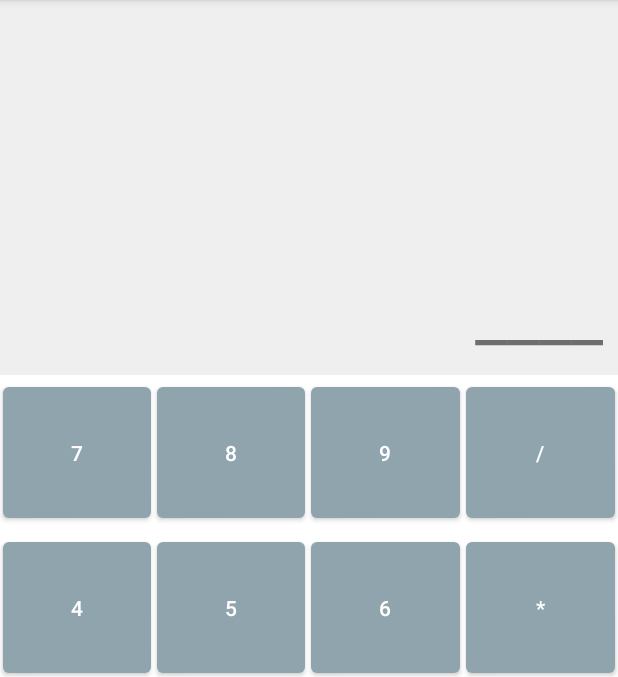
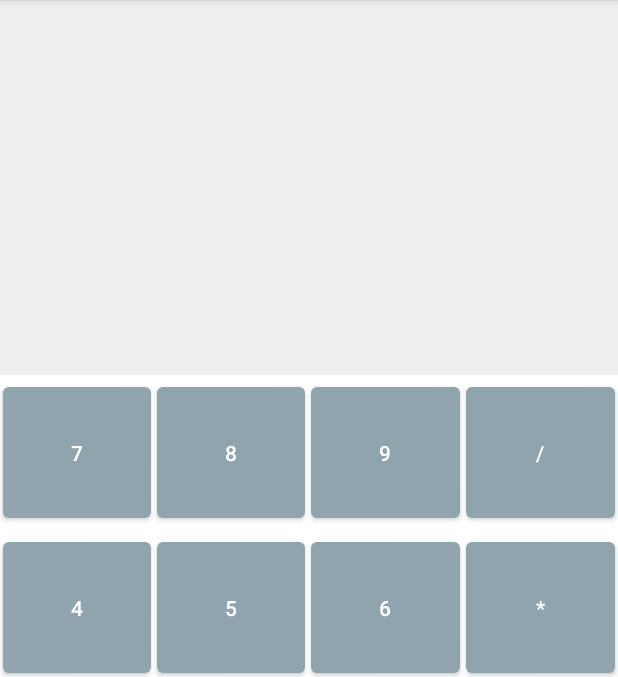
Before and after one commit to zinhyeok/Mycalc, an Android app: the screen it shows after launch (MainActivity), after a tap on "CLR", on a phone screen of 412 x 824 dp, the part 84-761 px from its top. Run offline under Robolectric (Android 15) with nearby library versions, the phone set to English and light mode, and no system bars.

```diff
--- a/app/src/main/java/com/example/calculator/MainActivity.kt
+++ b/app/src/main/java/com/example/calculator/MainActivity.kt
@@ -3,15 +3,24 @@ package com.example.calculator
 import androidx.appcompat.app.AppCompatActivity
 import android.os.Bundle
 import android.view.View
+import android.widget.Button
+import android.widget.TextView
 import android.widget.Toast
 
 class MainActivity : AppCompatActivity() {
+    private var tvInput:TextView? = null
     override fun onCreate(savedInstanceState: Bundle?) {
         super.onCreate(savedInstanceState)
         setContentView(R.layout.activity_main)
+        tvInput = findViewById(R.id.tvInput)
     }
 
     fun onDigit(view: View){
-        Toast.makeText(this, "Btn clicked", Toast.LENGTH_LONG).show()
+        tvInput?.append((view as Button).text)
     }
+
+    fun onClear(view: View){
+        tvInput?.text = ""
+    }
+
 }
--- a/app/src/main/res/layout/activity_main.xml
+++ b/app/src/main/res/layout/activity_main.xml
@@ -8,9 +8,9 @@
     android:orientation="vertical">
 
     <TextView
+        android:id="@+id/tvInput"
         android:layout_width="match_parent"
         android:layout_height="250dp"
-        android:text="@string/calc_ans"
         android:background="@color/light_grey"
         android:padding="10dp"
         android:textSize="48sp"
@@ -167,7 +167,7 @@
             android:layout_height="match_parent"
             android:layout_weight = "1"
             android:layout_margin="2dp"
-            android:onClick="onDigit"
+            android:onClick="onClear"
             android:text="@string/clr"
             />
         <Button
--- a/app/src/main/res/values/strings.xml
+++ b/app/src/main/res/values/strings.xml
@@ -1,6 +1,5 @@
 <resources>
     <string name="app_name">Calculator</string>
-    <string name="calc_ans">____</string>
     <string name="equal">=</string>
     <string name="_7">7</string>
     <string name="_8">8</string>
```
